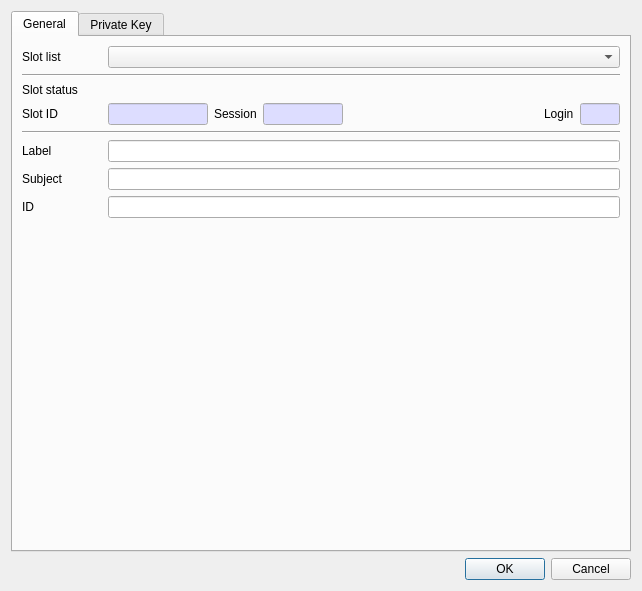
jykim74/CryptokiMan, file CryptokiMan/create_rsa_pri_key_dlg.ui: the form before one commit.
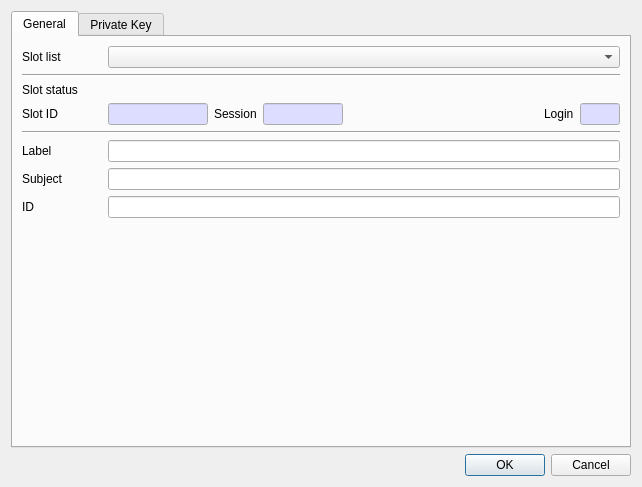
The form after the commit.

What changed in the file:
```diff
--- a/CryptokiMan/create_rsa_pri_key_dlg.ui
+++ b/CryptokiMan/create_rsa_pri_key_dlg.ui
@@ -7,7 +7,7 @@
     <x>0</x>
     <y>0</y>
     <width>642</width>
-    <height>591</height>
+    <height>461</height>
    </rect>
   </property>
   <property name="windowTitle">
```
